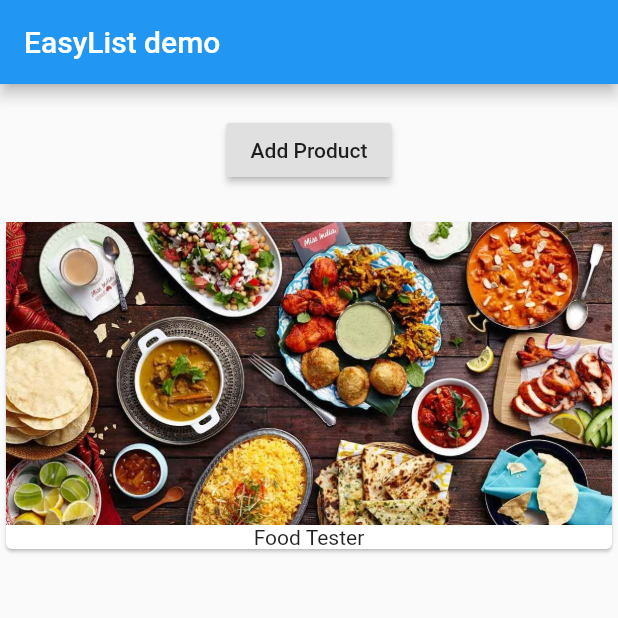
After one commit to FrankFan/flutter-course, a Flutter app: the screen it shows after launch, on a phone screen of 412 x 824 dp, the top half of it. The commit adds this screen. Run offline on Flutter 3.47's test engine with Material 2 defaults, Android fonts, the phone set to English and light mode, and no system bars.

Commit message:
reconstruction to seperate files

```diff
--- a/lib/main.dart
+++ b/lib/main.dart
@@ -1,18 +1,9 @@
 import 'package:flutter/material.dart';
+import './product_manager.dart';
 
 main() => runApp(MyApp());
 
-class MyApp extends StatefulWidget {
-  @override
-  State<StatefulWidget> createState() {
-    // TODO: implement createState
-    return _MyAppState();
-  }
-}
-
-class _MyAppState extends State<MyApp> {
-  List<String> _products = ['Food Tester'];
-
+class MyApp extends StatelessWidget {
   @override
   Widget build(BuildContext context) {
     return MaterialApp(
@@ -20,35 +11,7 @@ class _MyAppState extends State<MyApp> {
         appBar: AppBar(
           title: Text('EasyList demo'),
         ),
-        body: Column(
-          children: [
-            Container(
-              margin: EdgeInsets.all(20.0),
-              child: RaisedButton(
-                onPressed: () {
-                  setState(() {
-                    _products.add('Advanced Food Tester');
-                  });
-                },
-                child: Text('Add Product'),
-              ),
-            ),
-            Column(
-              children: _products
-                  .map(
-                    (element) => Card(
-                          child: Column(
-                            children: <Widget>[
-                              Image.asset('assets/food.jpg'),
-                              Text(element),
-                            ],
-                          ),
-                        ),
-                  )
-                  .toList(),
-            ),
-          ],
-        ),
+        body: ProductManager(),
       ),
     );
   }
--- /dev/null
+++ b/lib/product_manager.dart
@@ -0,0 +1,34 @@
+import 'package:flutter/material.dart';
+
+import './products.dart';
+
+class ProductManager extends StatefulWidget {
+  @override
+  State<StatefulWidget> createState() {
+    return _ProductManagerState();
+  }
+}
+
+class _ProductManagerState extends State<ProductManager> {
+  List<String> _products = ['Food Tester'];
+
+  @override
+  Widget build(BuildContext context) {
+    return Column(
+      children: [
+        Container(
+          margin: EdgeInsets.all(20.0),
+          child: RaisedButton(
+            onPressed: () {
+              setState(() {
+                _products.add('Advanced Food Tester');
+              });
+            },
+            child: Text('Add Product'),
+          ),
+        ),
+        Products(_products)
+      ],
+    );
+  }
+}
--- /dev/null
+++ b/lib/products.dart
@@ -0,0 +1,25 @@
+import 'package:flutter/material.dart';
+
+class Products extends StatelessWidget {
+  final List<String> products;
+
+  Products(this.products);
+
+  @override
+  Widget build(BuildContext context) {
+    return Column(
+      children: products
+          .map(
+            (element) => Card(
+                  child: Column(
+                    children: <Widget>[
+                      Image.asset('assets/food.jpg'),
+                      Text(element),
+                    ],
+                  ),
+                ),
+          )
+          .toList(),
+    );
+  }
+}
```
